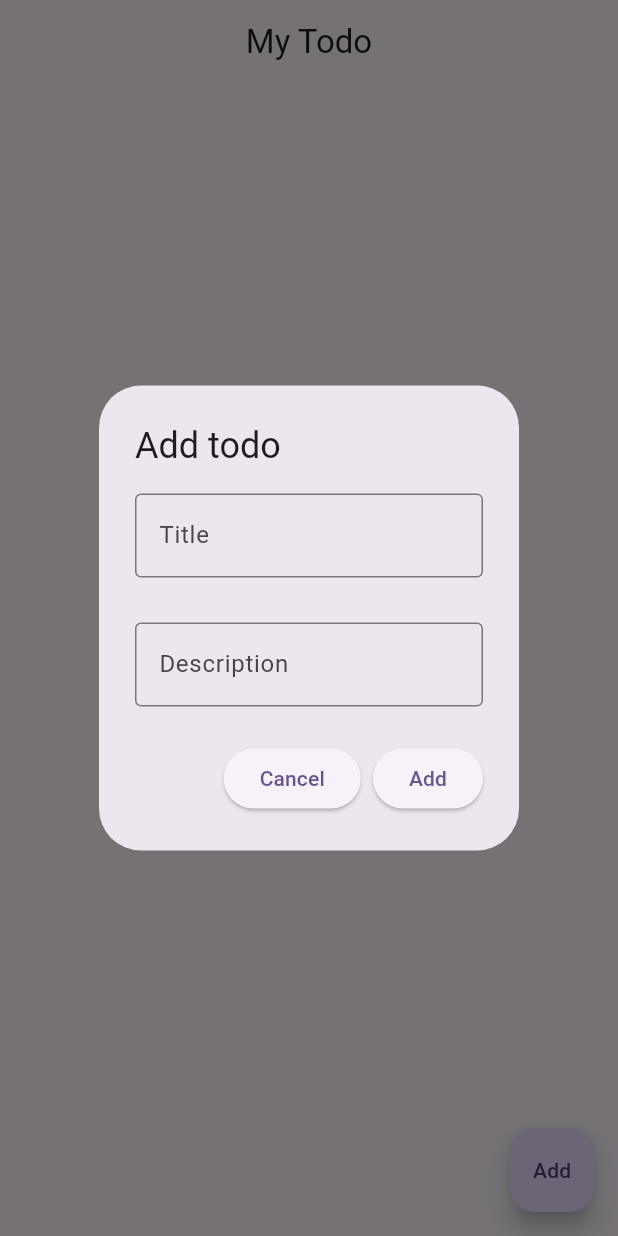
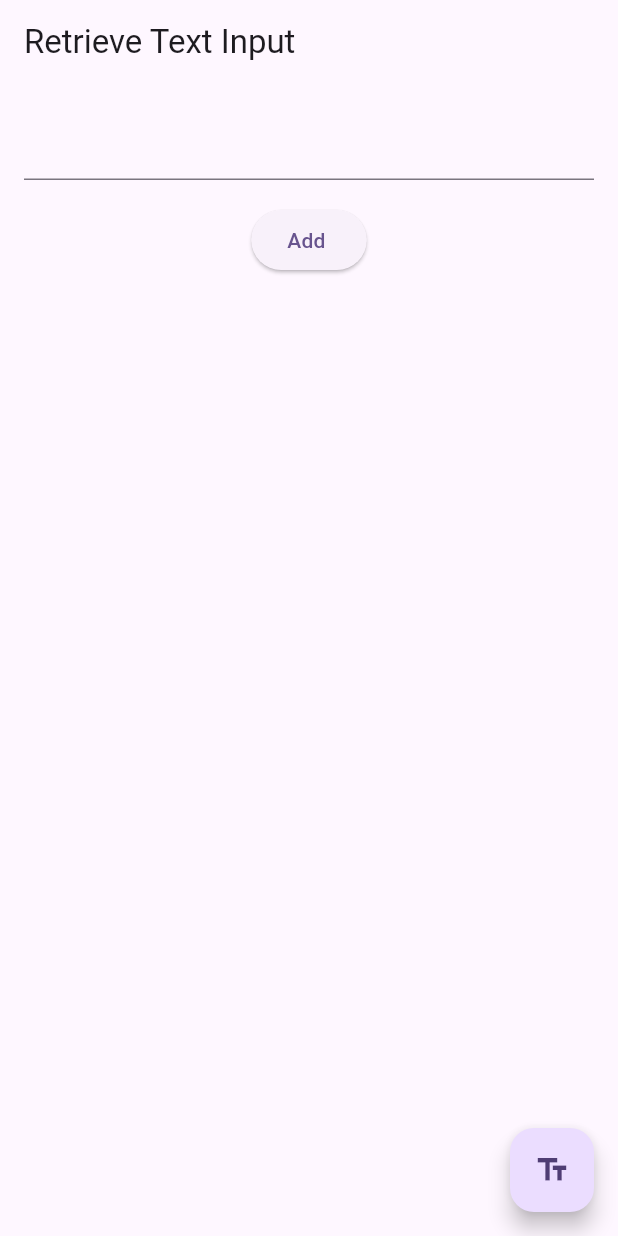
Before and after one commit to MurtazaFlutter/Szabist-Flutter-Training, a Flutter app: the screen it shows after launch, after a tap on "Add", on a phone screen of 412 x 824 dp. Run offline on Flutter 3.47's test engine with Material 3 defaults, Android fonts, the phone set to English and light mode, and no system bars; our stand-ins replace cloud_firestore, firebase_core; accounts and stored records are empty.

Commit message:
done with some progress

```diff
--- a/lib/controllers/todo.dart
+++ b/lib/controllers/todo.dart
@@ -1,5 +1,3 @@
-import 'dart:ffi';
-
 import 'package:cloud_firestore/cloud_firestore.dart';
 import 'package:flutter/material.dart';
 import 'package:todo/models/todo.dart';
--- a/lib/main.dart
+++ b/lib/main.dart
@@ -3,7 +3,7 @@ import 'package:flutter/material.dart';
 import 'package:provider/provider.dart';
 import 'package:todo/controllers/todo.dart';
 import 'package:todo/firebase_options.dart';
-import 'package:todo/screens/todo/todo.dart';
+import 'package:todo/screens/animation.dart';
 
 void main() async {
   WidgetsFlutterBinding.ensureInitialized();
@@ -27,7 +27,7 @@ class MyApp extends StatelessWidget {
       theme: ThemeData(
         colorScheme: ColorScheme.fromSeed(seedColor: Colors.deepPurple),
       ),
-      home: TodoApp(),
+      home: const MyCustomForm(),
     );
   }
 }
--- /dev/null
+++ b/lib/screens/animation.dart
@@ -0,0 +1,71 @@
+import 'package:flutter/material.dart';
+
+// Define a custom Form widget.
+class MyCustomForm extends StatefulWidget {
+  const MyCustomForm({super.key});
+
+  @override
+  State<MyCustomForm> createState() => _MyCustomFormState();
+}
+
+// Define a corresponding State class.
+// This class holds the data related to the Form.
+class _MyCustomFormState extends State<MyCustomForm> {
+  // Create a text controller and use it to retrieve the current value
+  // of the TextField.
+  final myController = TextEditingController();
+
+  @override
+  void dispose() {
+    // Clean up the controller when the widget is disposed.
+    myController.dispose();
+    super.dispose();
+  }
+
+  @override
+  Widget build(BuildContext context) {
+    return Scaffold(
+      appBar: AppBar(
+        title: const Text('Retrieve Text Input'),
+      ),
+      body: Column(
+        children: [
+          Padding(
+            padding: const EdgeInsets.all(16),
+            child: TextField(
+              controller: myController,
+            ),
+          ),
+          ElevatedButton(
+              onPressed: () {
+                myController.text.isNotEmpty
+                    ? setState(() {
+                        Text(myController.text);
+                      })
+                    : null;
+              },
+              child: const Text("Add ")),
+          Text(myController.text)
+        ],
+      ),
+      floatingActionButton: FloatingActionButton(
+        // When the user presses the button, show an alert dialog containing
+        // the text that the user has entered into the text field.
+        onPressed: () {
+          showDialog(
+            context: context,
+            builder: (context) {
+              return AlertDialog(
+                // Retrieve the text the that user has entered by using the
+                // TextEditingController.
+                content: Text(myController.text),
+              );
+            },
+          );
+        },
+        tooltip: 'Show me the value!',
+        child: const Icon(Icons.text_fields),
+      ),
+    );
+  }
+}
--- a/lib/screens/todo/todo.dart
+++ b/lib/screens/todo/todo.dart
@@ -1,9 +1,7 @@
-import 'package:cloud_firestore/cloud_firestore.dart';
 import 'package:flutter/material.dart';
 import 'package:provider/provider.dart';
 import 'package:todo/controllers/todo.dart';
 import 'package:todo/models/todo.dart';
-import 'package:todo/services/db_helper.dart';
 
 class TodoApp extends StatelessWidget {
   TodoApp({super.key});
@@ -78,7 +76,7 @@ class TodoApp extends StatelessWidget {
               stream: todo.getTodosStream(),
               builder: (context, snapshot) {
                 if (snapshot.connectionState == ConnectionState.waiting) {
-                  return const CircularProgressIndicator();
+                  return const Center(child: CircularProgressIndicator());
                 } else if (snapshot.data == null || snapshot.data!.isEmpty) {
                   return const Center(
                     child: Text("no data"),
@@ -91,7 +89,6 @@ class TodoApp extends StatelessWidget {
                   return ListView.builder(
                       itemCount: snapshot.data!.length,
                       itemBuilder: (context, index) {
-                        //final data = todo.todos[index];
                         final data = snapshot.data![index];
 
                         return Container(
--- a/pubspec.yaml
+++ b/pubspec.yaml
@@ -63,7 +63,7 @@ flutter:
 
   # To add assets to your application, add an assets section, like this:
   assets:
-    - assets/images/profile.png
+    - assets/images/
 
 
   # An image asset can refer to one or more resolution-specific "variants", see
```
Also changed, not shown: lib/screens/animater.dart (added, +28 -0 lines), assets/images/code.png (added).
